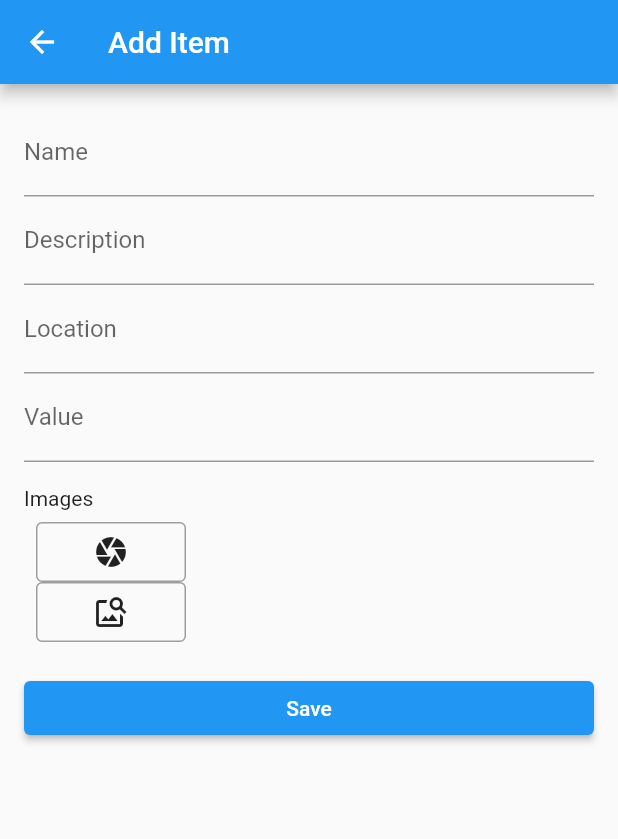
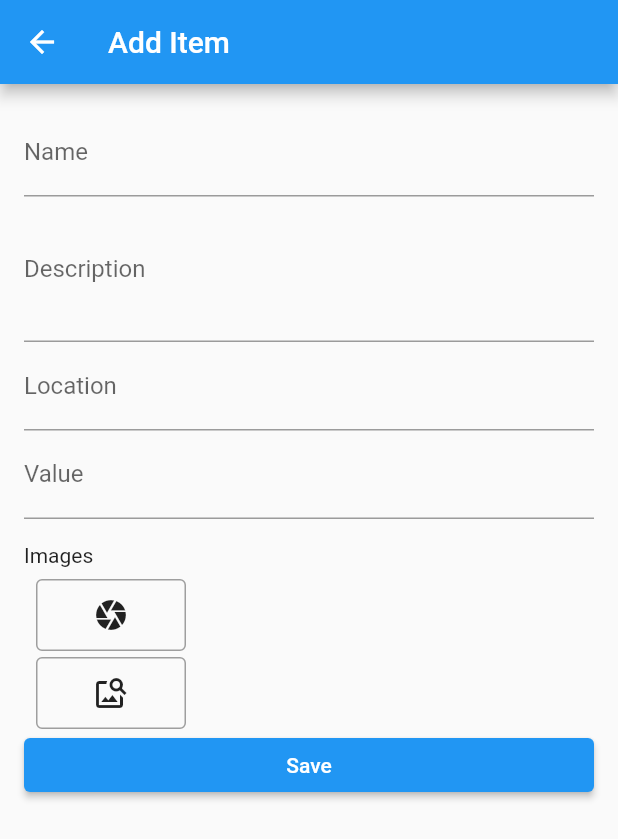
Before and after one commit to IanDarwin/esLister, a Flutter app: the ItemPage screen opened by its route, on a phone screen of 412 x 824 dp. Shown: the top 839 px of the screen. Run offline on Flutter 3.47's test engine with Material 2 defaults, Android fonts, the light colour scheme and no system bars; our stand-ins replace camera, image_picker, sqflite; accounts and stored records are empty.

Commit message:
Minor UI tweaks

```diff
--- a/lib/ui/item_page.dart
+++ b/lib/ui/item_page.dart
@@ -110,6 +110,8 @@ class ItemPageState extends State<ItemPage> {
                         initialValue: _description,
                         keyboardType: TextInputType.text,
                         decoration: InputDecoration(labelText: 'Description'),
+                        minLines: 3,
+                        maxLines: 5,
                         onSaved: (value) {
                           _description = value;
                         },
@@ -128,7 +130,7 @@ class ItemPageState extends State<ItemPage> {
                           }
                           return TextFormField(
                             controller: editingController,
-                            keyboardType: TextInputType.text,
+                            keyboardType: TextInputType.name,
                             decoration: InputDecoration(labelText: 'Location'),
                             focusNode: focusNode,
                             onFieldSubmitted: (loc) {
@@ -194,7 +196,7 @@ class ItemPageState extends State<ItemPage> {
                                           },
                                           child: Container(
                                             width: 100.0,
-                                            height: 40.0,
+                                            height: 48.0,
                                             decoration: BoxDecoration(
                                               border: Border.all(color: Colors.grey),
                                               borderRadius: BorderRadius.circular(4.0),
@@ -202,13 +204,14 @@ class ItemPageState extends State<ItemPage> {
                                             child: const Icon(Icons.camera),
                                           ),
                                         ),
+                                        SizedBox(height:4),
                                         GestureDetector(
                                           onTap: () async {
                                             _addImage();
                                           },
                                           child: Container(
                                             width: 100.0,
-                                            height: 40.0,
+                                            height: 48.0,
                                             decoration: BoxDecoration(
                                               border: Border.all(color: Colors.grey),
                                               borderRadius: BorderRadius.circular(4.0),
```
